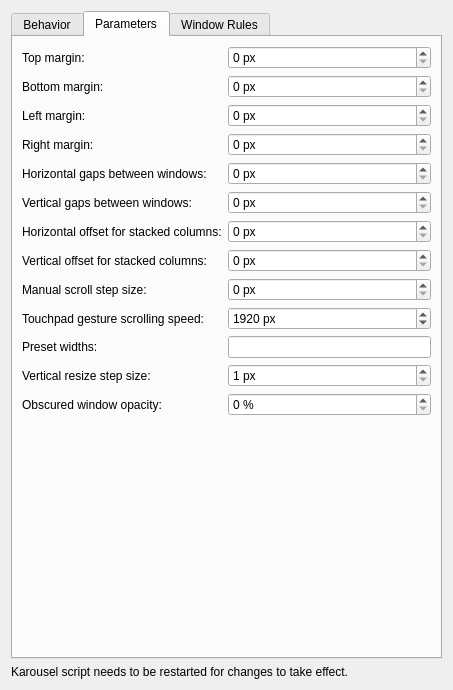
Qt form package/contents/ui/config.ui (lucasobx/karousel) before a commit.
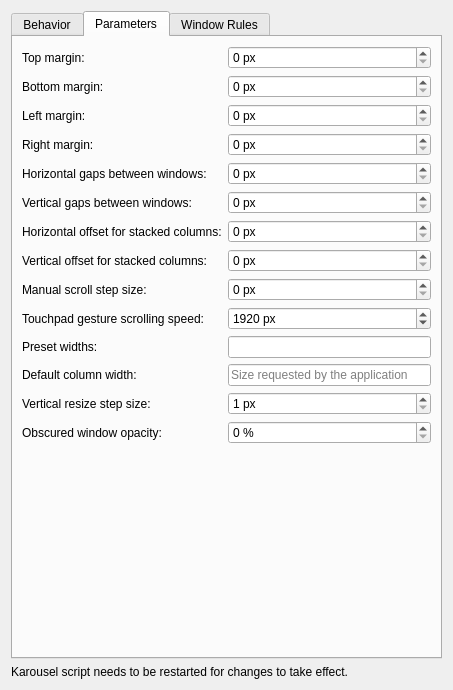
The same form after that commit. The open tabs and pages were chosen to show the change.

Commit message: add default column width with per-app rules

The edit to the form file:
```diff
--- a/package/contents/ui/config.ui
+++ b/package/contents/ui/config.ui
@@ -460,6 +460,27 @@
                             </item>
 
                             <item row="11" column="0">
+                                <widget class="QLabel" name="label_defaultColumnWidth">
+                                    <property name="text">
+                                        <string>Default column width:</string>
+                                    </property>
+                                    <property name="toolTip">
+                                        <string>Width of newly opened columns</string>
+                                    </property>
+                                </widget>
+                            </item>
+                            <item row="11" column="1">
+                                <widget class="QLineEdit" name="kcfg_defaultColumnWidth">
+                                    <property name="placeholderText">
+                                        <string>Size requested by the application</string>
+                                    </property>
+                                    <property name="toolTip">
+                                        <string>Supported units: "px" and "%". Leave empty to use the size the application asks for.</string>
+                                    </property>
+                                </widget>
+                            </item>
+
+                            <item row="12" column="0">
                                 <widget class="QLabel" name="label_verticalResizeStep">
                                     <property name="text">
                                         <string>Vertical resize step size:</string>
@@ -469,7 +490,7 @@
                                     </property>
                                 </widget>
                             </item>
-                            <item row="11" column="1">
+                            <item row="12" column="1">
                                 <widget class="QSpinBox" name="kcfg_verticalResizeStep">
                                     <property name="suffix">
                                         <string> px</string>
@@ -486,14 +507,14 @@
                                 </widget>
                             </item>
 
-                            <item row="12" column="0">
+                            <item row="13" column="0">
                                 <widget class="QLabel" name="label_offScreenOpacity">
                                     <property name="text">
                                         <string>Obscured window opacity:</string>
                                     </property>
                                 </widget>
                             </item>
-                            <item row="12" column="1">
+                            <item row="13" column="1">
                                 <widget class="QSpinBox" name="kcfg_offScreenOpacity">
                                     <property name="suffix">
                                         <string> %</string>
```
The commit also changes 13 other files.
